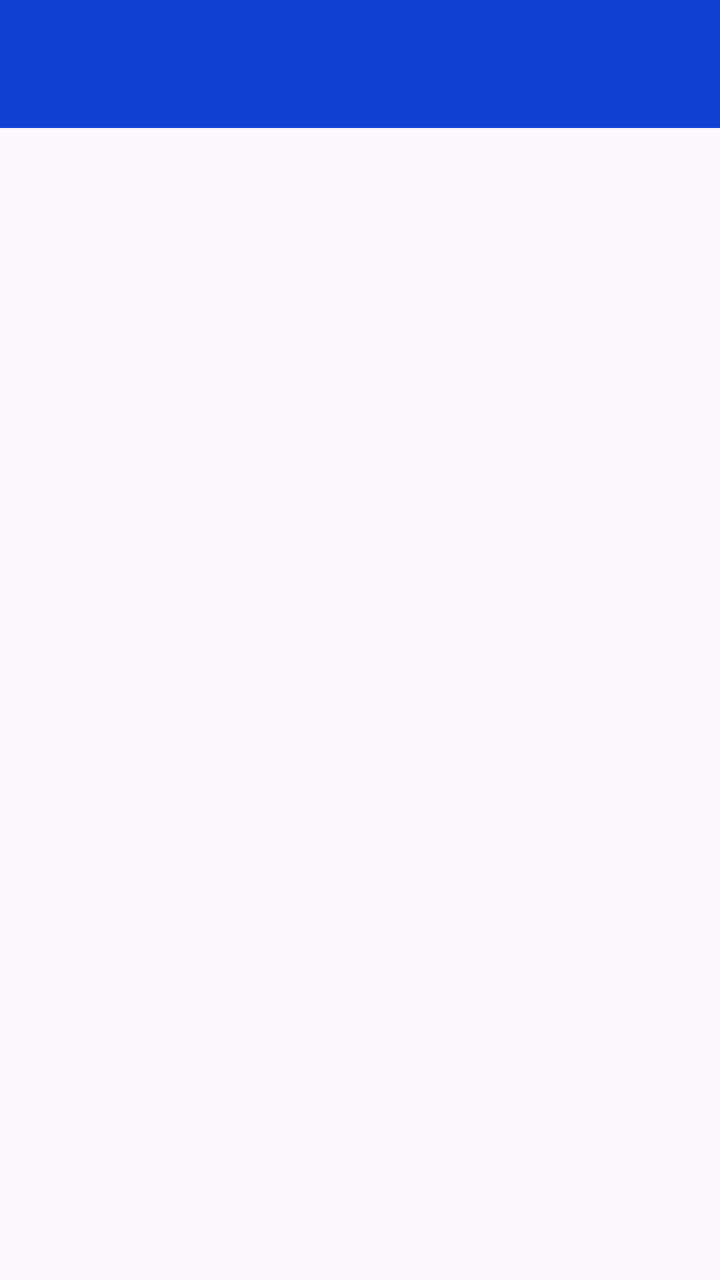
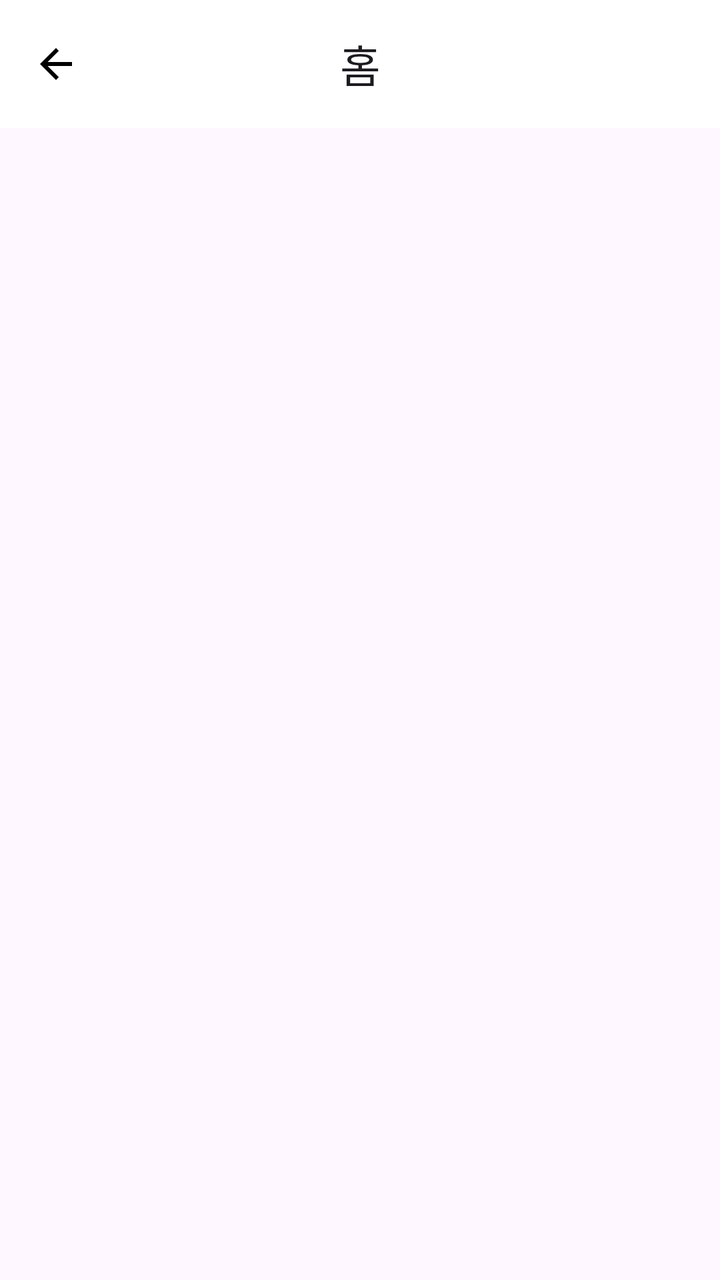

Two renders of the same Android screen: before a commit and after it. Below are the layout's source before the change and the commit's diff.
<!-- AndroidManifest.xml: application theme Theme.YamooWikiProject -->
<!-- res/layout/fragment_home.xml -->
<?xml version="1.0" encoding="utf-8"?>
<androidx.constraintlayout.widget.ConstraintLayout xmlns:android="http://schemas.android.com/apk/res/android"
    xmlns:app="http://schemas.android.com/apk/res-auto"
    xmlns:tools="http://schemas.android.com/tools"
    android:layout_width="match_parent"
    android:layout_height="match_parent"
    tools:context=".ui.home.HomeFragment">

    <com.google.android.material.appbar.MaterialToolbar
        android:id="@+id/materialToolbar"
        android:layout_width="match_parent"
        android:layout_height="wrap_content"
        android:background="?attr/colorPrimary"
        android:minHeight="?attr/actionBarSize"
        android:theme="?attr/actionBarTheme"
        app:layout_constraintEnd_toEndOf="parent"
        app:layout_constraintStart_toStartOf="parent"
        app:layout_constraintBottom_toTopOf="@id/recyclerView"
        app:layout_constraintTop_toTopOf="parent" />

    <androidx.recyclerview.widget.RecyclerView
        android:id="@+id/recyclerView"
        android:layout_width="match_parent"
        android:layout_height="0dp"
        app:layout_constraintBottom_toBottomOf="parent"
        app:layout_constraintLeft_toLeftOf="parent"
        app:layout_constraintRight_toRightOf="parent"
        app:layout_constraintTop_toBottomOf="@id/materialToolbar" />

</androidx.constraintlayout.widget.ConstraintLayout>
<!-- resources referenced by this layout -->
<resources>
  <style name="Theme.YamooWikiProject" parent="Base.Theme.YamooWikiProject" />
  <style name="Base.Theme.YamooWikiProject" parent="Theme.Material3.DayNight.NoActionBar">
          
          <item name="colorPrimary">@color/blue</item>
  
  
  
          <item name="android:statusBarColor">@color/white</item>
          <item name="android:windowLightStatusBar">true</item>
      </style>
  <color name="blue">#1041D3</color>
  <color name="white">#FFFFFFFF</color>
</resources>

<!-- the commit's change to res/layout/fragment_home.xml (unified diff, before → after) -->
@@ -10,9 +10,12 @@
         android:id="@+id/materialToolbar"
         android:layout_width="match_parent"
         android:layout_height="wrap_content"
-        android:background="?attr/colorPrimary"
+        android:background="@color/white"
         android:minHeight="?attr/actionBarSize"
         android:theme="?attr/actionBarTheme"
+        app:title="홈"
+        app:titleCentered="true"
+        app:navigationIcon="@drawable/baseline_arrow_back_24"
         app:layout_constraintEnd_toEndOf="parent"
         app:layout_constraintStart_toStartOf="parent"
         app:layout_constraintBottom_toTopOf="@id/recyclerView"
<!-- resource entries referenced after the edit -->
@@ -1,6 +1,7 @@
 <!-- resources referenced by this layout -->
 <resources>
   <style name="Theme.YamooWikiProject" parent="Base.Theme.YamooWikiProject" />
+  <color name="black">#FF000000</color>
   <style name="Base.Theme.YamooWikiProject" parent="Theme.Material3.DayNight.NoActionBar">
           
           <item name="colorPrimary">@color/blue</item>
@@ -12,5 +13,11 @@
       </style>
   <color name="blue">#1041D3</color>
   <color name="white">#FFFFFFFF</color>
+  <!-- drawable baseline_arrow_back_24 (drawable) -->
+  <vector android:autoMirrored="true" android:height="24dp"
+      android:tint="@color/black" android:viewportHeight="24"
+      android:viewportWidth="24" android:width="24dp" xmlns:android="http://schemas.android.com/apk/res/android">
+      <path android:fillColor="@android:color/white" android:pathData="M20,11H7.83l5.59,-5.59L12,4l-8,8 8,8 1.41,-1.41L7.83,13H20v-2z"/>
+  </vector>
 </resources>
 
